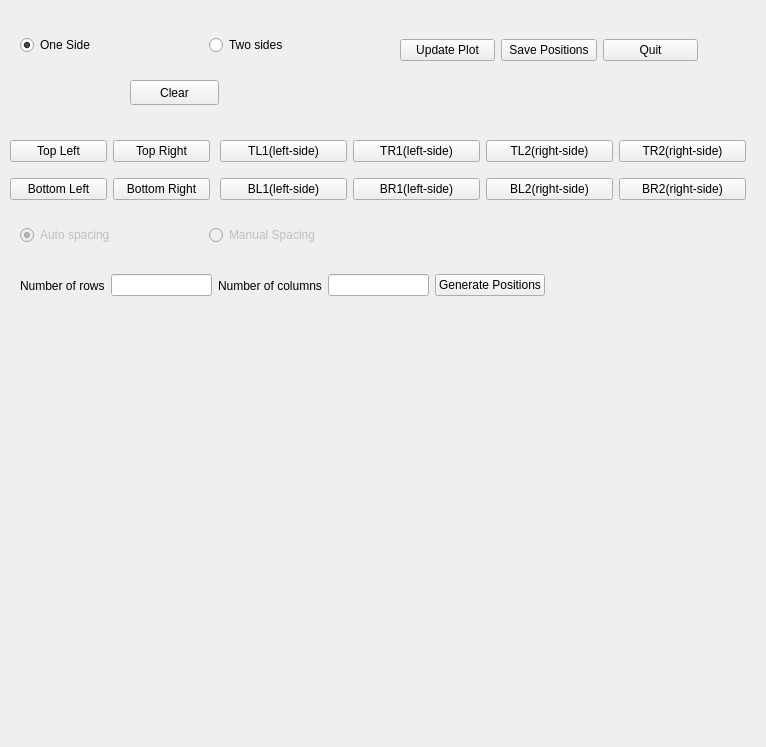
Above: sting/ui/qt_ui_files/posgen_window.ui from karempudi/sting before the change. Below: the same form after it.
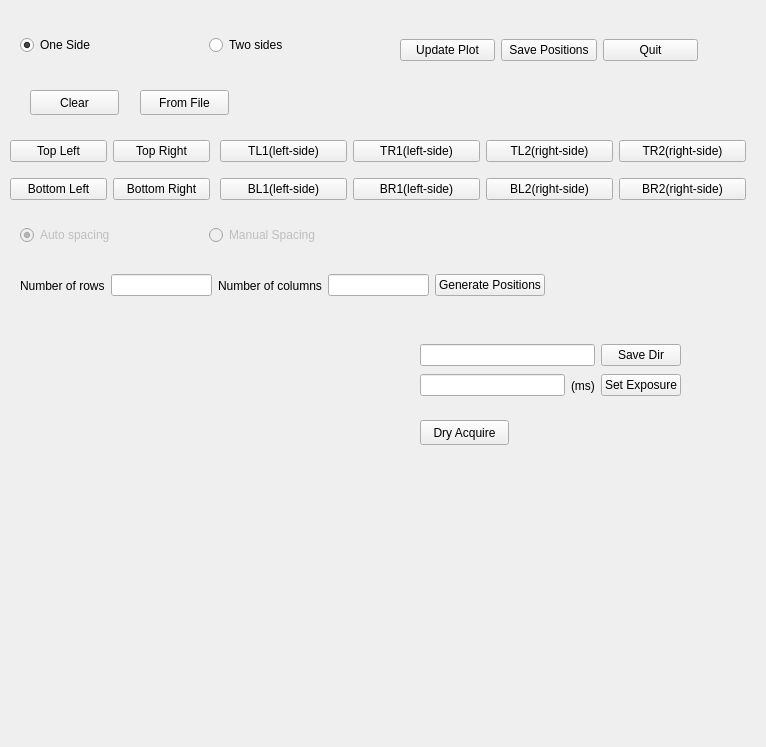
That is the form after the change. Custom widgets are drawn as their Qt base class.

Commit message: More work on position generation options and dry run possibilities are being worked on

Diff of the .ui file:
```diff
--- a/sting/ui/qt_ui_files/posgen_window.ui
+++ b/sting/ui/qt_ui_files/posgen_window.ui
@@ -296,8 +296,8 @@
    <widget class="QPushButton" name="clear_button">
     <property name="geometry">
      <rect>
-      <x>130</x>
-      <y>80</y>
+      <x>30</x>
+      <y>90</y>
       <width>89</width>
       <height>25</height>
      </rect>
@@ -316,6 +316,90 @@
      </rect>
     </property>
    </widget>
+   <widget class="QPushButton" name="from_file_button">
+    <property name="geometry">
+     <rect>
+      <x>140</x>
+      <y>90</y>
+      <width>89</width>
+      <height>25</height>
+     </rect>
+    </property>
+    <property name="text">
+     <string>From File</string>
+    </property>
+   </widget>
+   <widget class="QPushButton" name="dry_acquire_button">
+    <property name="geometry">
+     <rect>
+      <x>420</x>
+      <y>420</y>
+      <width>89</width>
+      <height>25</height>
+     </rect>
+    </property>
+    <property name="text">
+     <string>Dry Acquire</string>
+    </property>
+   </widget>
+   <widget class="QWidget" name="horizontalLayoutWidget_6">
+    <property name="geometry">
+     <rect>
+      <x>420</x>
+      <y>340</y>
+      <width>261</width>
+      <height>31</height>
+     </rect>
+    </property>
+    <layout class="QHBoxLayout" name="save_dir_layout">
+     <item>
+      <widget class="QLineEdit" name="save_dir_path_edit">
+       <property name="enabled">
+        <bool>true</bool>
+       </property>
+       <property name="readOnly">
+        <bool>true</bool>
+       </property>
+      </widget>
+     </item>
+     <item>
+      <widget class="QPushButton" name="save_dir_button">
+       <property name="text">
+        <string>Save Dir</string>
+       </property>
+      </widget>
+     </item>
+    </layout>
+   </widget>
+   <widget class="QWidget" name="horizontalLayoutWidget_7">
+    <property name="geometry">
+     <rect>
+      <x>420</x>
+      <y>370</y>
+      <width>261</width>
+      <height>31</height>
+     </rect>
+    </property>
+    <layout class="QHBoxLayout" name="horizontalLayout">
+     <item>
+      <widget class="QLineEdit" name="exposure_edit"/>
+     </item>
+     <item>
+      <widget class="QLabel" name="exposure_label">
+       <property name="text">
+        <string>(ms)</string>
+       </property>
+      </widget>
+     </item>
+     <item>
+      <widget class="QPushButton" name="exposure_button">
+       <property name="text">
+        <string>Set Exposure</string>
+       </property>
+      </widget>
+     </item>
+    </layout>
+   </widget>
   </widget>
   <widget class="QMenuBar" name="menubar">
    <property name="geometry">
```
The commit also changes 2 other files.
